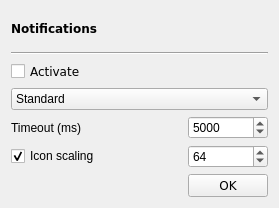
First picture: the form in branches/sayonara-600/GUI/Notifications/GUI_Notifications.ui, repository shahid334/sayonara-player, before the edit.
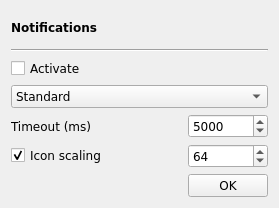
Second picture: the form after the edit.

What changed in the file:
```diff
--- a/branches/sayonara-600/GUI/Notifications/GUI_Notifications.ui
+++ b/branches/sayonara-600/GUI/Notifications/GUI_Notifications.ui
@@ -19,6 +19,11 @@
   <layout class="QGridLayout" name="gridLayout">
    <item row="1" column="0" colspan="2">
     <widget class="Line" name="line">
+     <property name="font">
+      <font>
+       <family>DejaVu Sans</family>
+      </font>
+     </property>
      <property name="orientation">
       <enum>Qt::Horizontal</enum>
      </property>
@@ -62,6 +67,11 @@
    </item>
    <item row="3" column="0" colspan="2">
     <widget class="QComboBox" name="combo_notification">
+     <property name="font">
+      <font>
+       <family>DejaVu Sans</family>
+      </font>
+     </property>
      <property name="focusPolicy">
       <enum>Qt::NoFocus</enum>
      </property>
@@ -74,6 +84,11 @@
    </item>
    <item row="4" column="1">
     <widget class="QSpinBox" name="sb_timeout">
+     <property name="font">
+      <font>
+       <family>DejaVu Sans</family>
+      </font>
+     </property>
      <property name="focusPolicy">
       <enum>Qt::WheelFocus</enum>
      </property>
@@ -93,6 +108,11 @@
    </item>
    <item row="4" column="0">
     <widget class="QLabel" name="label_3">
+     <property name="font">
+      <font>
+       <family>DejaVu Sans</family>
+      </font>
+     </property>
      <property name="text">
       <string>Timeout (ms)</string>
      </property>
@@ -114,6 +134,11 @@
    </item>
    <item row="5" column="1">
     <widget class="QSpinBox" name="sb_scale">
+     <property name="font">
+      <font>
+       <family>DejaVu Sans</family>
+      </font>
+     </property>
      <property name="minimum">
       <number>32</number>
      </property>
@@ -127,6 +152,11 @@
    </item>
    <item row="5" column="0">
     <widget class="QCheckBox" name="cb_scale">
+     <property name="font">
+      <font>
+       <family>DejaVu Sans</family>
+      </font>
+     </property>
      <property name="text">
       <string>Icon scaling</string>
      </property>
```
